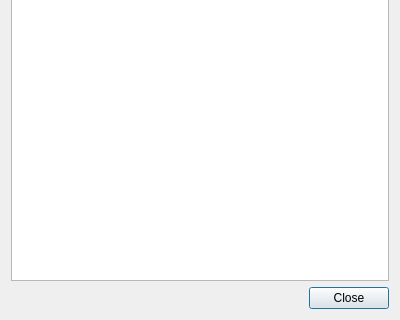
Old version of the form src/main/python/ui/xofilters.ui in the repository 3ll3d00d/beqdesigner; both pictures show x 0 to 400 and y 184 to 504 of the 400 by 504 pixel window.
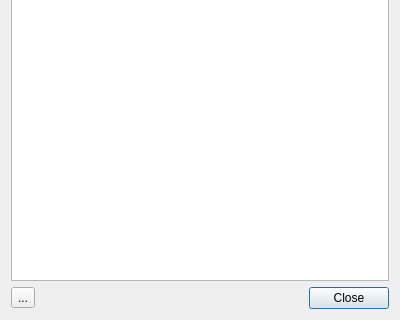
New version of the form.

The edit to the form file:
```diff
--- a/src/main/python/ui/xofilters.ui
+++ b/src/main/python/ui/xofilters.ui
@@ -21,6 +21,15 @@
     <widget class="QListWidget" name="filters"/>
    </item>
    <item>
+    <layout class="QHBoxLayout" name="horizontalLayout">
+     <item>
+      <widget class="QToolButton" name="copyButton">
+       <property name="text">
+        <string>...</string>
+       </property>
+      </widget>
+     </item>
+     <item>
     <widget class="QDialogButtonBox" name="buttonBox">
      <property name="orientation">
       <enum>Qt::Horizontal</enum>
@@ -31,6 +40,8 @@
     </widget>
    </item>
   </layout>
+   </item>
+  </layout>
  </widget>
  <resources/>
  <connections>
```
Left out of the diff: 39 changed lines with no effect on the pictures. Lines whose indentation alone changed are shown as unchanged.
